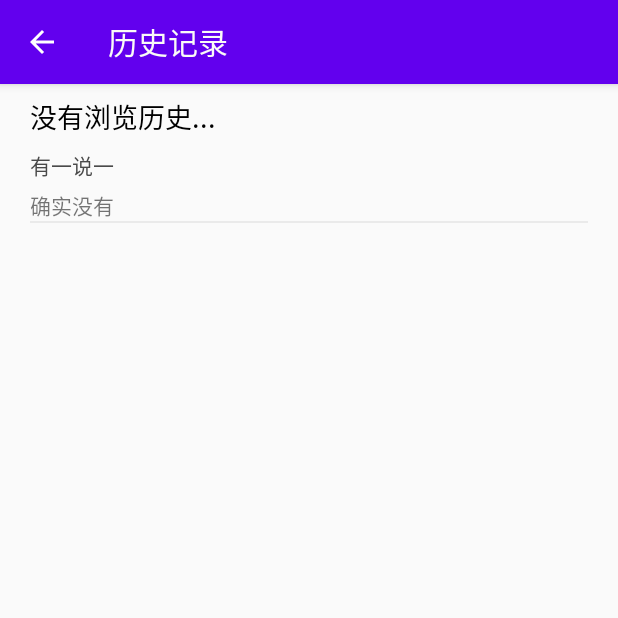
After one commit to Yeenyeong/An-Android-Project-A-News-Broewser, an Android app: the HistoryActivity screen opened directly, with no data from a screen before it, on a phone screen of 412 x 824 dp, the top half of it. The commit adds this screen. Run offline under Robolectric (Android 15) with nearby library versions, the phone set to English and light mode, and no system bars; our stand-ins replace Room's generated code; 3 statements that could not run were skipped.

Commit message:
用户界面

```diff
--- a/app/src/main/AndroidManifest.xml
+++ b/app/src/main/AndroidManifest.xml
@@ -32,6 +32,8 @@
         <activity android:name=".NewsSharePageActivity"
             android:theme="@style/dialogStyle"
             android:screenOrientation="portrait"/>
+        <activity android:name=".HistoryActivity"
+            android:screenOrientation="portrait"/>
     </application>
 
 </manifest>
--- /dev/null
+++ b/app/src/main/java/com/example/coronanews/HistoryActivity.java
@@ -0,0 +1,176 @@
+package com.example.coronanews;
+
+import android.content.Intent;
+import android.os.Bundle;
+import android.os.Handler;
+import android.os.Looper;
+import android.os.Message;
+import android.view.LayoutInflater;
+import android.view.MenuItem;
+import android.view.View;
+
+import androidx.annotation.NonNull;
+import androidx.appcompat.app.AppCompatActivity;
+
+import android.view.ViewGroup;
+import android.widget.LinearLayout;
+import android.widget.TextView;
+
+import androidx.appcompat.widget.TintInfo;
+import androidx.appcompat.widget.Toolbar;
+import androidx.recyclerview.widget.LinearLayoutManager;
+import androidx.recyclerview.widget.RecyclerView;
+
+import java.util.ArrayList;
+import java.util.List;
+
+public class HistoryActivity extends AppCompatActivity {
+
+    List<News> historyNews = new ArrayList<>();
+    String queryType;
+
+    @Override
+    protected void onCreate(Bundle savedInstanceState) {
+        super.onCreate(savedInstanceState);
+        setContentView(R.layout.history_page);
+
+        Intent intent = getIntent();
+        queryType = intent.getStringExtra("USER_FRAGMENT");
+
+        Toolbar toolbar = findViewById(R.id.history_toolBar);
+        setSupportActionBar(toolbar);
+        getSupportActionBar().setTitle("");
+        getSupportActionBar().setDisplayHomeAsUpEnabled(true);//添加默认的返回图标
+
+        TextView title = findViewById(R.id.history_page_title);
+        if (queryType.equals("CACHE")){
+            title.setText("本地缓存");
+        }
+
+        final HistoryRecycleViewAdapter adapter = new HistoryRecycleViewAdapter(historyNews);
+        RecyclerView recyclerView = findViewById(R.id.history_recycle_view);
+        RecyclerView.LayoutManager layoutManager = new LinearLayoutManager(this);
+        recyclerView.setLayoutManager(layoutManager);
+        recyclerView.setAdapter(adapter);
+
+
+        final Handler handler = new Handler(Looper.myLooper()){
+            @Override
+            public void handleMessage(@NonNull Message msg) {
+                adapter.updateData(historyNews);
+            }
+        };
+
+        new Thread(new Runnable() {
+            @Override
+            public void run() {
+                List<News> result = new ArrayList<>();
+                NewsDao newsDao = NewsContent.getNewsDao();
+                if (queryType.equals("HISTORY"))
+                    result = newsDao.getRead();
+                else if (queryType.equals("CACHE"))
+                    result = newsDao.getAll();
+
+                if(result.size()==0){
+                    News news = new News();
+                    news.setId("NONE");
+                    result.add(news);
+                }
+                historyNews.clear();
+                historyNews = result;
+                handler.sendEmptyMessage(0);
+            }
+        }).start();
+    }
+
+    @Override
+    public boolean onOptionsItemSelected(MenuItem item) {
+        switch (item.getItemId()) {
+            case android.R.id.home:
+                finish();
+                break;
+        }
+        return super.onOptionsItemSelected(item);
+    }
+}
+
+class Holder extends RecyclerView.ViewHolder {
+    public TextView newsTitle;
+    public TextView newsBody;
+    public TextView newsSource;
+    public LinearLayout newsItem;
+    public Holder(View view) {
+        super(view);
+        newsTitle = view.findViewById(R.id.news_SP_title);
+        newsBody = view.findViewById(R.id.newsBody);
+        newsSource = view.findViewById(R.id.newsSource);
+        newsItem = view.findViewById(R.id.newsItem);
+    }
+}
+
+class HistoryRecycleViewAdapter extends RecyclerView.Adapter<RecyclerView.ViewHolder>{
+    News news;
+    List<News> historyNews;
+    HistoryRecycleViewAdapter(List<News> searchResultId){
+        this.historyNews =searchResultId;
+    }
+
+    public void updateData(List<News> list){
+        this.historyNews.clear();
+        this.historyNews = list;
+        notifyDataSetChanged();
+    }
+
+    @NonNull
+    @Override
+    public RecyclerView.ViewHolder onCreateViewHolder(@NonNull ViewGroup parent, int viewType) {
+        View view = LayoutInflater.from(parent.getContext()).inflate(R.layout.news_content, parent, false);
+        return new Holder(view);
+    }
+
+    @Override
+    public void onBindViewHolder(@NonNull RecyclerView.ViewHolder holder, final int position) {
+        final News news = historyNews.get(position);
+        final Holder viewHolder = (Holder) holder;
+
+        if (news.getId().equals("NONE")){
+            viewHolder.newsTitle.setText("没有浏览历史...");
+            viewHolder.newsBody.setText("有一说一");
+            viewHolder.newsSource.setText("确实没有");
+        } else {
+            viewHolder.newsTitle.setText(news.getTitle());
+            String body = news.getBody();
+            if (body.length() > 60) {
+                body = body.substring(0, 60) + "...";//设置正文最大预览长度为60
+            }
+
+            //设置正文
+            viewHolder.newsBody.setText(body);
+            if (body.length() == 0)
+                viewHolder.newsBody.setText("无正文");
+
+            //设置来源
+            if (news.getType().equals("news")) {
+                String source = news.getSource();
+                source = "来源:" + source;
+                viewHolder.newsSource.setText(source);
+            } else {
+                viewHolder.newsSource.setText(news.getAuthor().get(0));
+            }
+
+            viewHolder.newsItem.setOnClickListener(new View.OnClickListener() {
+                @Override
+                public void onClick(View view) {
+                    Intent intent = new Intent(view.getContext(),NewsSinglePageActivity.class);
+                    intent.putExtra("ID",news.getId());
+                    view.getContext().startActivity(intent);
+                }
+            });
+        }
+    }
+
+    @Override
+    public int getItemCount() {
+        return historyNews.size();
+    }
+}
--- a/app/src/main/java/com/example/coronanews/NewsFragment.java
+++ b/app/src/main/java/com/example/coronanews/NewsFragment.java
@@ -108,7 +108,6 @@ public class NewsFragment extends Fragment {
         SharedPreferences sharedPref = getActivity().getSharedPreferences(getString(R.string.preference_file_key), Context.MODE_PRIVATE);
         int tabNewsStatus = sharedPref.getInt(TAB_NEWS_STATUS, TAB_SELECTED_FIRST);
         int tabPaperStatus = sharedPref.getInt(TAB_PAPER_STATUS, TAB_SELECTED_SECOND);
-        System.out.println(tabNewsStatus + "   " + tabPaperStatus);
         tabLayout.removeAllTabs();
 
         int current = viewPager.getCurrentItem();
--- a/app/src/main/java/com/example/coronanews/NewsSinglePageActivity.java
+++ b/app/src/main/java/com/example/coronanews/NewsSinglePageActivity.java
@@ -61,7 +61,6 @@ public class NewsSinglePageActivity extends AppCompatActivity {
             public void run() {
                 NewsDao newsDao = NewsContent.getNewsDao();
                 news = newsDao.findById(id);
-                System.out.println("create"+"---"+id+"---"+news.isHasRead());
                 handler.sendEmptyMessage(FOUND_NEWS);
             }
         }).start();
--- /dev/null
+++ b/app/src/main/res/layout/history_page.xml
@@ -0,0 +1,47 @@
+<?xml version="1.0" encoding="utf-8"?>
+<androidx.coordinatorlayout.widget.CoordinatorLayout xmlns:android="http://schemas.android.com/apk/res/android"
+    android:layout_width="match_parent"
+    android:layout_height="match_parent"
+    xmlns:app="http://schemas.android.com/apk/res-auto">
+
+
+    <com.google.android.material.appbar.AppBarLayout
+        android:theme="@style/news_toolbar_theme"
+        android:layout_width="match_parent"
+        android:layout_height="wrap_content">
+
+        <androidx.appcompat.widget.Toolbar
+            android:id="@+id/history_toolBar"
+            android:layout_width="match_parent"
+            android:layout_height="wrap_content"
+            android:background="?attr/colorPrimary"
+            app:layout_scrollFlags="scroll|enterAlways|snap">
+
+            <LinearLayout
+                android:layout_width="match_parent"
+                android:layout_height="match_parent"
+                android:orientation="horizontal">
+
+                <TextView
+                    android:id="@+id/history_page_title"
+                    android:layout_width="match_parent"
+                    android:layout_height="match_parent"
+                    android:text="@string/browsing_history"
+
+                    android:textColor="@color/corona_background"
+                    android:textSize="20sp" />
+
+            </LinearLayout>
+        </androidx.appcompat.widget.Toolbar>
+
+
+
+    </com.google.android.material.appbar.AppBarLayout>
+
+    <androidx.recyclerview.widget.RecyclerView
+        android:id="@+id/history_recycle_view"
+        android:layout_width="match_parent"
+        android:layout_height="match_parent"
+        app:layout_behavior="com.google.android.material.appbar.AppBarLayout$ScrollingViewBehavior" />
+
+</androidx.coordinatorlayout.widget.CoordinatorLayout>
--- a/app/src/main/res/values/strings.xml
+++ b/app/src/main/res/values/strings.xml
@@ -20,5 +20,6 @@
     <string name="share">分享</string>
     <string name="news_page_title">新闻详情</string>
     <string name="preference_file_key">com.example.coronanews.PREFERENCE_FILE_KEY</string>
+    <string name="browsing_history">历史记录</string>
 
 </resources>
```
Also changed, not shown: app/src/main/java/com/example/coronanews/UserFragment.java (+60 -0 lines), app/src/main/res/layout/fragment_user.xml (+5 -2 lines).
